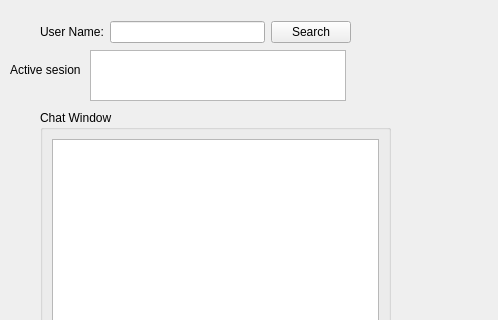
First picture: the form in mainwindow.ui, repository SirMel0n/QT-Desktop-Messenger, before the edit; both pictures show x 0 to 498 and y 0 to 320 of the 800 by 600 pixel window.
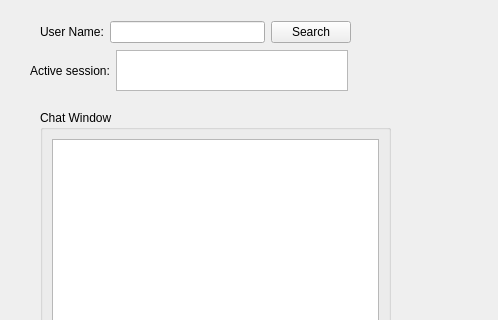
Second picture: the form after the edit.

Commit message: Add message highlight client-side

The edit to the form file:
```diff
--- a/mainwindow.ui
+++ b/mainwindow.ui
@@ -84,28 +84,27 @@
      </item>
     </layout>
    </widget>
-   <widget class="QListWidget" name="lstUsers">
+   <widget class="QWidget" name="">
     <property name="geometry">
      <rect>
-      <x>90</x>
+      <x>30</x>
       <y>50</y>
-      <width>256</width>
-      <height>51</height>
+      <width>318</width>
+      <height>41</height>
      </rect>
     </property>
-   </widget>
-   <widget class="QLabel" name="lblActiveSession">
-    <property name="geometry">
-     <rect>
-      <x>10</x>
-      <y>60</y>
-      <width>71</width>
-      <height>20</height>
-     </rect>
-    </property>
-    <property name="text">
-     <string>Active sesion</string>
-    </property>
+    <layout class="QHBoxLayout" name="horizontalLayout_2">
+     <item>
+      <widget class="QLabel" name="lblActiveSession">
+       <property name="text">
+        <string>Active session:</string>
+       </property>
+      </widget>
+     </item>
+     <item>
+      <widget class="QListWidget" name="lstUsers"/>
+     </item>
+    </layout>
    </widget>
   </widget>
   <widget class="QMenuBar" name="menubar">
```
The commit also changes 2 other files.
